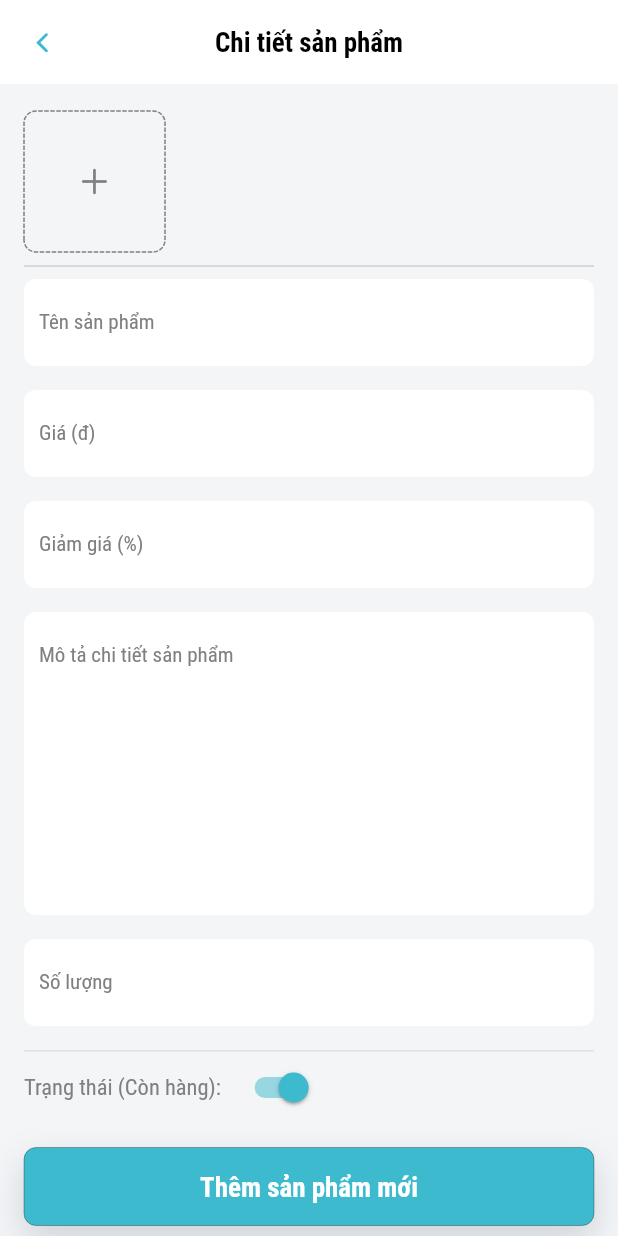
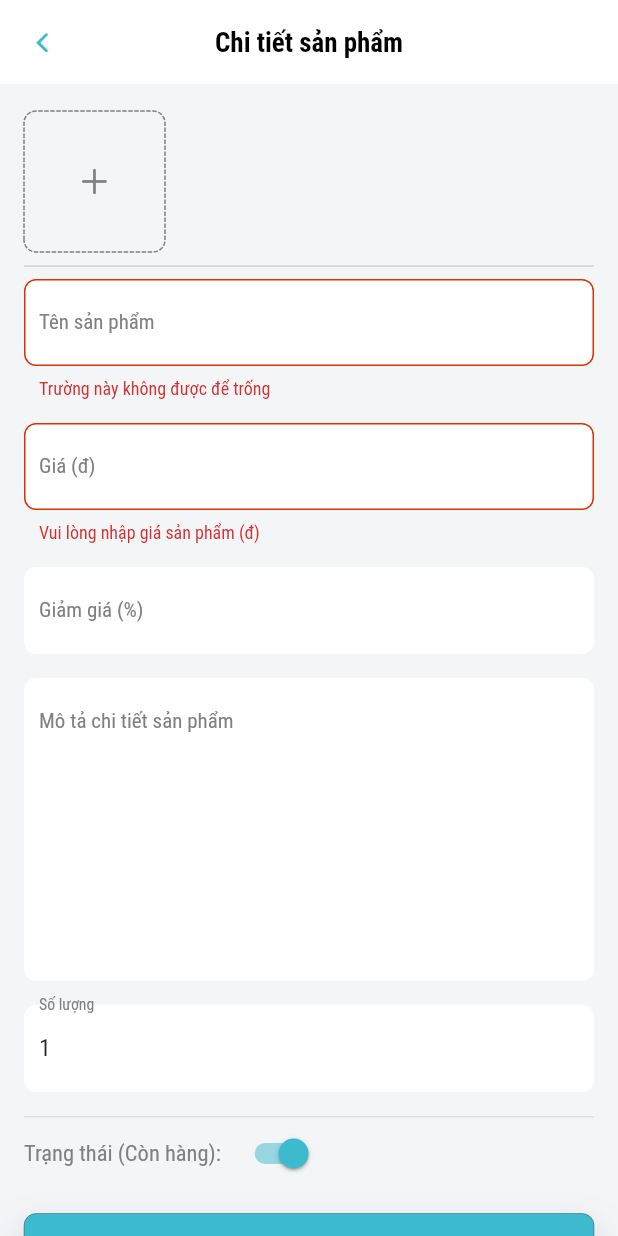
Before and after one commit to pvlminh3005/TradoApp, a Flutter app: the EditMyCategoryScreen screen opened by its route, after a tap on "Thêm sản phẩm mới", on a phone screen of 412 x 824 dp. Run offline on Flutter 3.47's test engine with Material 2 defaults, Android fonts, the light colour scheme and no system bars; drawn by our look-alikes of dotted_border; our stand-ins replace carousel_slider, curved_navigation_bar, dio, fl_chart, flutter_easyloading, google_sign_in and 3 more; accounts and stored records are empty.

Commit message:
[LM] get validator input

```diff
--- a/lib/MyApp.dart
+++ b/lib/MyApp.dart
@@ -1,4 +1,5 @@
 import 'package:flutter/material.dart';
+import 'package:flutter_easyloading/flutter_easyloading.dart';
 import 'package:provider/provider.dart';
 import '/routes/providers_manage.dart';
 import '/routes/routes_manage.dart';
@@ -17,6 +18,7 @@ class MyApp extends StatelessWidget {
           primaryColor: kPrimaryColor,
           scaffoldBackgroundColor: kBackgroundColor,
         ),
+        builder: EasyLoading.init(),
         home: AuthScreen(),
         routes: RouteManage.routesApp,
       ),
--- a/lib/main.dart
+++ b/lib/main.dart
@@ -1,4 +1,5 @@
 import 'package:flutter/material.dart';
+import '/components/loading/config_loading.dart';
 import 'MyApp.dart';
 import 'package:flutter/services.dart';
 
@@ -12,4 +13,5 @@ Future<void> main() async {
   await AuthPreferences.init();
 
   runApp(MyApp());
+  configLoading();
 }
--- a/lib/screens/category/edit_my_category_screen.dart
+++ b/lib/screens/category/edit_my_category_screen.dart
@@ -5,6 +5,7 @@ import 'package:trado_app_uit/components/custom_input.dart';
 import 'package:trado_app_uit/components/custom_text.dart';
 import 'package:trado_app_uit/components/primary_button.dart';
 import 'package:trado_app_uit/constants/sizes.dart';
+import 'package:trado_app_uit/utils/validator.dart';
 import '/constants/constants.dart';
 import '/constants/dimen.dart';
 import '/controllers/choose_image_controller.dart';
@@ -22,6 +23,9 @@ class EditMyCategoryScreen extends StatefulWidget {
 class _EditMyCategoryScreenState extends State<EditMyCategoryScreen> {
   bool status = true;
   List<Widget> listImages = [];
+  String validatorImage = '';
+  final categoryKey = GlobalKey<FormState>();
+
   late TextEditingController nameProductController;
   late TextEditingController priceProductController;
   late TextEditingController discountProductController;
@@ -34,7 +38,7 @@ class _EditMyCategoryScreenState extends State<EditMyCategoryScreen> {
     priceProductController = TextEditingController();
     discountProductController = TextEditingController();
     descriptionProductController = TextEditingController();
-    quantityProductController = TextEditingController();
+    quantityProductController = TextEditingController(text: '1');
 
     super.initState();
   }
@@ -92,10 +96,26 @@ class _EditMyCategoryScreenState extends State<EditMyCategoryScreen> {
       child: Padding(
         padding:
             const EdgeInsets.symmetric(vertical: AppDimen.verticalSpacing_10),
-        child: Row(
+        child: Column(
+          crossAxisAlignment: CrossAxisAlignment.start,
+          children: [
+            Row(
               children: [
                 _buildCustomImage(),
-            listImages.isEmpty ? SizedBox.shrink() : Row(children: listImages),
+                listImages.isEmpty
+                    ? SizedBox.shrink()
+                    : Row(children: listImages),
+              ],
+            ),
+            validatorImage.isNotEmpty
+                ? CustomText(
+                    validatorImage,
+                    padding: const EdgeInsets.symmetric(
+                        vertical: AppDimen.verticalSpacing_5),
+                    color: kErrorColor,
+                    fontSize: FontSize.SMALL,
+                  )
+                : const SizedBox.shrink(),
           ],
         ),
       ),
@@ -138,23 +158,27 @@ class _EditMyCategoryScreenState extends State<EditMyCategoryScreen> {
   }
 
   Widget _buildListInput() {
-    return Column(
+    return Form(
+      key: categoryKey,
+      child: Column(
         children: [
           CustomInput(
             controller: nameProductController,
-          hintText: 'Tên sản phẩm',
+            labelText: 'Tên sản phẩm',
             margin: const EdgeInsets.symmetric(vertical: AppDimen.spacing_1),
             maxLength: 70,
+            validator: Validator.validateEmpty,
           ),
           CustomInput(
             controller: priceProductController,
-          hintText: 'Giá (đ)',
+            labelText: 'Giá (đ)',
             margin: const EdgeInsets.symmetric(vertical: AppDimen.spacing_1),
             keyboardType: TextInputType.number,
+            validator: Validator.validatePrice,
           ),
           CustomInput(
             controller: discountProductController,
-          hintText: 'Giảm giá (%)',
+            labelText: 'Giảm giá (%)',
             margin: const EdgeInsets.symmetric(vertical: AppDimen.spacing_1),
             keyboardType: TextInputType.number,
             maxLength: 3,
@@ -167,12 +191,13 @@ class _EditMyCategoryScreenState extends State<EditMyCategoryScreen> {
           ),
           CustomInput(
             controller: quantityProductController,
-          hintText: 'Số lượng',
+            labelText: 'Số lượng',
             margin: const EdgeInsets.symmetric(vertical: AppDimen.spacing_1),
             keyboardType: TextInputType.number,
           ),
           _buildSwitch(),
         ],
+      ),
     );
   }
 
@@ -180,7 +205,21 @@ class _EditMyCategoryScreenState extends State<EditMyCategoryScreen> {
     return PrimaryButton(
       title: 'Thêm sản phẩm mới',
       margin: const EdgeInsets.symmetric(vertical: AppDimen.spacing_2),
-      onPressed: () {},
+      onPressed: () {
+        if (categoryKey.currentState!.validate()) {
+          if (listImages.isEmpty) {
+            setState(() {
+              validatorImage = 'Vui lòng chọn ít nhất 1 ảnh';
+            });
+            return;
+          } else {
+            setState(() {
+              validatorImage = '';
+            });
+          }
+          print('OK');
+        }
+      },
     );
   }
 
--- a/lib/screens/dashboard/home_screen.dart
+++ b/lib/screens/dashboard/home_screen.dart
@@ -1,15 +1,13 @@
 import 'package:flutter/cupertino.dart';
 import 'package:flutter/material.dart';
 import 'package:provider/provider.dart';
+import '../../components/loading/loading_app.dart';
 import '/components/custom_icon.dart';
 import '/components/data_search.dart';
 import '/constants/constants.dart';
 import '/constants/dimen.dart';
 import '/models/category_model.dart';
-import '/providers/cart_provider.dart';
 import '/providers/category_provider.dart';
-import '/routes/routes_manage.dart';
-import '/widgets/bage.dart';
 import '/widgets/category_item.dart';
 import '/widgets/appbar_widget.dart';
 
@@ -27,8 +25,6 @@ class _HomeScreenState extends State<HomeScreen> {
 
   @override
   Widget build(BuildContext context) {
-    // List<CategoryModel> _listCategories =
-    //     Provider.of<CategoryProvider>(context, listen: false).listCategories;
     return Scaffold(
       appBar: AppBarWidget(
         leading: IconButton(
--- a/lib/utils/validator.dart
+++ b/lib/utils/validator.dart
@@ -22,10 +22,18 @@ class Validator {
   }
 
   static String? validateEmpty(String? value) {
-    return value != null && value.isEmpty ? "Can't be left blank" : null;
+    return value != null && value.isEmpty
+        ? "Trường này không được để trống"
+        : null;
   }
 
   static String? validateName(String? value) {
-    return value != null && value.isEmpty ? "Please enter a name" : null;
+    return value != null && value.isEmpty ? "Vui lòng nhập họ tên" : null;
+  }
+
+  static String? validatePrice(String? value) {
+    return value != null && value.isEmpty
+        ? "Vui lòng nhập giá sản phẩm (đ)"
+        : null;
   }
 }
```
Also changed, not shown: lib/screens/auth/auth_screen.dart (+6 -3 lines), lib/screens/shipping_address/add_shipping_address_screen.dart (+28 -13 lines), lib/screens/shipping_address/shipping_address_screen.dart (+2 -39 lines). Lines whose indentation alone changed are shown as unchanged.
